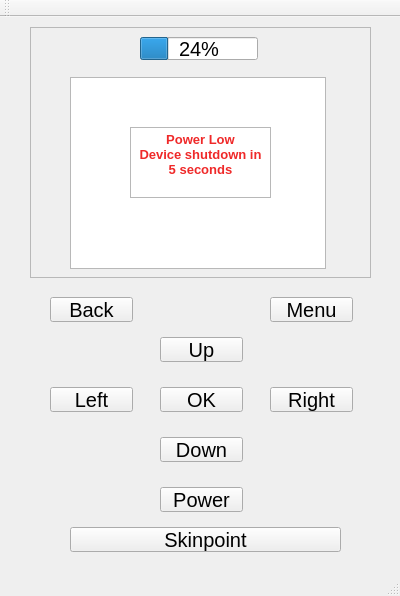
moxxxx/MCT-simulator, file denasgui.ui: the form before one commit.
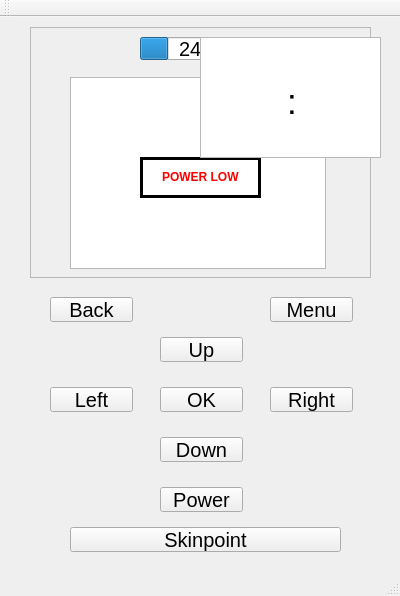
The form after the commit.

Commit message: add basic enum status, clean up gui

Patch:
```diff
--- a/denasgui.ui
+++ b/denasgui.ui
@@ -223,32 +223,6 @@
      <string>Skinpoint</string>
     </property>
    </widget>
-   <widget class="QTextEdit" name="warning">
-    <property name="enabled">
-     <bool>true</bool>
-    </property>
-    <property name="geometry">
-     <rect>
-      <x>130</x>
-      <y>110</y>
-      <width>141</width>
-      <height>71</height>
-     </rect>
-    </property>
-    <property name="styleSheet">
-     <string notr="true">QTextEdit{
-color:white;
-}</string>
-    </property>
-    <property name="html">
-     <string>&lt;!DOCTYPE HTML PUBLIC &quot;-//W3C//DTD HTML 4.0//EN&quot; &quot;http://www.w3.org/TR/REC-html40/strict.dtd&quot;&gt;
-&lt;html&gt;&lt;head&gt;&lt;meta name=&quot;qrichtext&quot; content=&quot;1&quot; /&gt;&lt;style type=&quot;text/css&quot;&gt;
-p, li { white-space: pre-wrap; }
-&lt;/style&gt;&lt;/head&gt;&lt;body style=&quot; font-family:'Sans'; font-size:10pt; font-weight:400; font-style:normal;&quot;&gt;
-&lt;p align=&quot;center&quot; style=&quot; margin-top:0px; margin-bottom:0px; margin-left:0px; margin-right:0px; -qt-block-indent:0; text-indent:0px;&quot;&gt;&lt;span style=&quot; font-weight:600; color:#ef2929;&quot;&gt;Power Low&lt;/span&gt;&lt;/p&gt;
-&lt;p align=&quot;center&quot; style=&quot; margin-top:0px; margin-bottom:0px; margin-left:0px; margin-right:0px; -qt-block-indent:0; text-indent:0px;&quot;&gt;&lt;span style=&quot; font-weight:600; color:#ef2929;&quot;&gt;Device shutdown in&lt;/span&gt;&lt;a name=&quot;countdowntimer&quot;&gt;&lt;/a&gt;&lt;span style=&quot; font-weight:600; color:#ef2929;&quot;&gt; &lt;/span&gt;&lt;span style=&quot; font-weight:600; color:#ef2929;&quot;&gt;5 seconds&lt;/span&gt;&lt;/p&gt;&lt;/body&gt;&lt;/html&gt;</string>
-    </property>
-   </widget>
    <widget class="QFrame" name="frame">
     <property name="geometry">
      <rect>
@@ -265,6 +239,62 @@
      <enum>QFrame::Raised</enum>
     </property>
    </widget>
+   <widget class="QLabel" name="warning">
+    <property name="geometry">
+     <rect>
+      <x>140</x>
+      <y>140</y>
+      <width>121</width>
+      <height>41</height>
+     </rect>
+    </property>
+    <property name="styleSheet">
+     <string notr="true">background-color:white;</string>
+    </property>
+    <property name="frameShape">
+     <enum>QFrame::Box</enum>
+    </property>
+    <property name="frameShadow">
+     <enum>QFrame::Plain</enum>
+    </property>
+    <property name="lineWidth">
+     <number>3</number>
+    </property>
+    <property name="text">
+     <string>&lt;html&gt;&lt;head/&gt;&lt;body&gt;&lt;p&gt;&lt;center&gt;&lt;span style=&quot; font-weight:600; color:#ff0000;&quot;&gt;POWER LOW &lt;/span&gt;&lt;/p&gt;&lt;/body&gt;&lt;/html&gt;</string>
+    </property>
+   </widget>
+   <widget class="QGraphicsView" name="timerscreen">
+    <property name="geometry">
+     <rect>
+      <x>200</x>
+      <y>20</y>
+      <width>181</width>
+      <height>121</height>
+     </rect>
+    </property>
+    <property name="styleSheet">
+     <string notr="true">QGraphicsView&gt;QLCDNumber{
+	color: red
+	font-size: 15px;
+	width: 30px;
+ 	height: 30px;
+}</string>
+    </property>
+   </widget>
+   <widget class="QLabel" name="colon">
+    <property name="geometry">
+     <rect>
+      <x>260</x>
+      <y>50</y>
+      <width>64</width>
+      <height>71</height>
+     </rect>
+    </property>
+    <property name="text">
+     <string>&lt;html&gt;&lt;head/&gt;&lt;body&gt;&lt;p align=&quot;center&quot;&gt;&lt;span style=&quot; font-size:26pt;&quot;&gt;:&lt;/span&gt;&lt;/p&gt;&lt;/body&gt;&lt;/html&gt;</string>
+    </property>
+   </widget>
    <zorder>frame</zorder>
    <zorder>batteryBar</zorder>
    <zorder>upButton</zorder>
@@ -278,6 +308,8 @@
    <zorder>okButton</zorder>
    <zorder>skinSimulator</zorder>
    <zorder>warning</zorder>
+   <zorder>timerscreen</zorder>
+   <zorder>colon</zorder>
   </widget>
   <widget class="QMenuBar" name="menuBar">
    <property name="geometry">
```
The commit also changes 3 other files.
